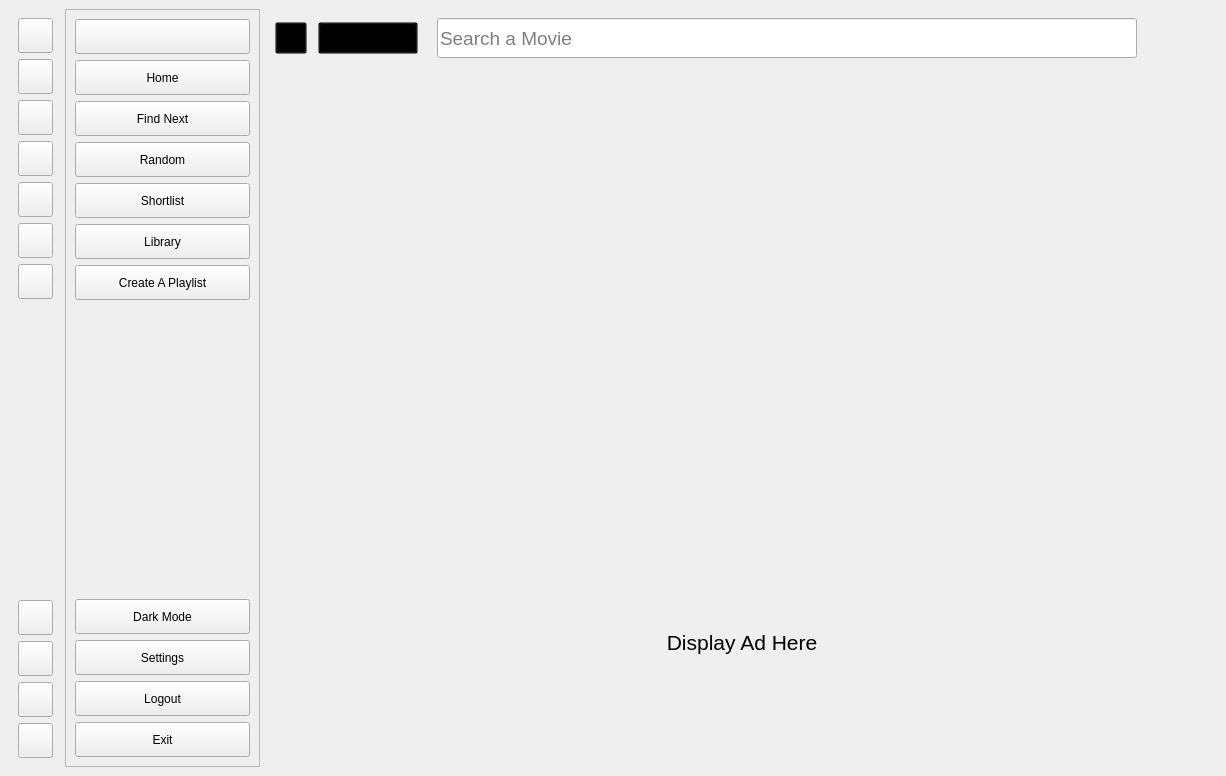
lakshya076/Cinematch, file UI/ui_main.ui: the form before one commit.
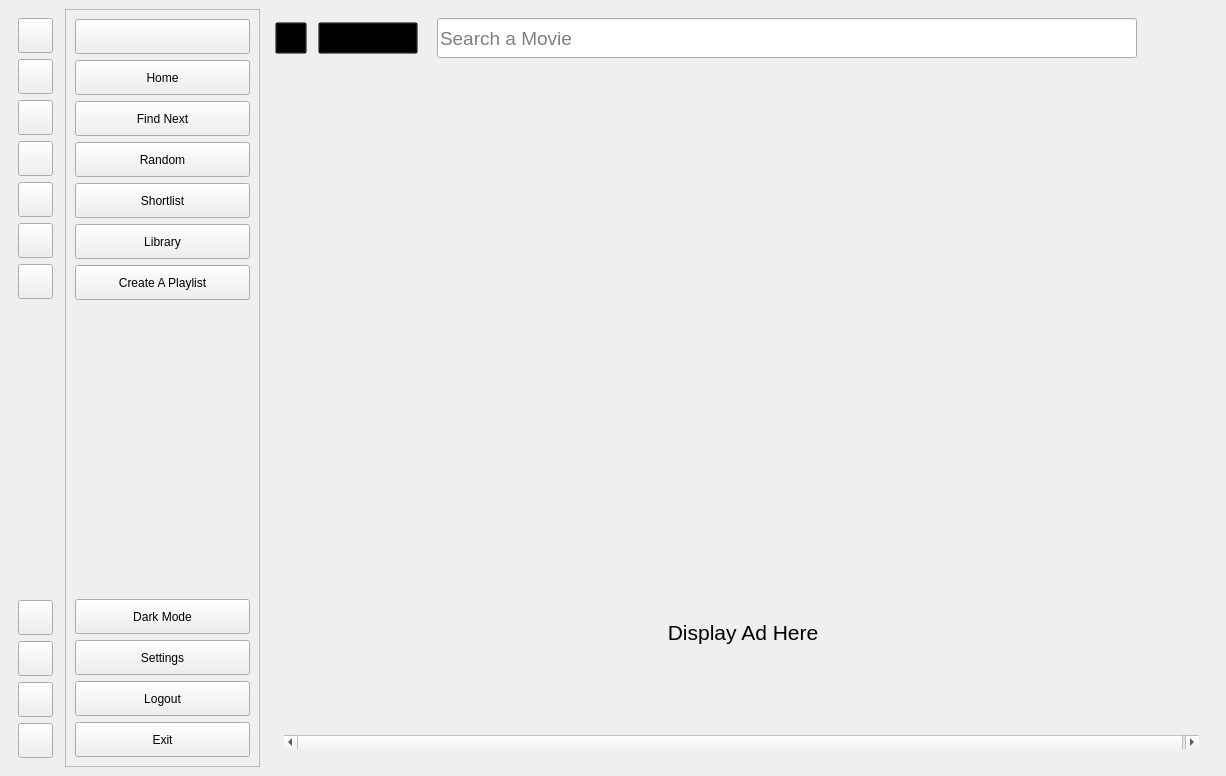
The form after the commit. The open tabs and pages were chosen to show the change. Icons and pictures are not drawn. Custom widgets are drawn as their Qt base class.

Patch:
```diff
--- a/UI/ui_main.ui
+++ b/UI/ui_main.ui
@@ -1560,8 +1560,8 @@
               <rect>
                <x>0</x>
                <y>0</y>
-                  <width>915</width>
-               <height>653</height>
+                  <width>932</width>
+                  <height>636</height>
               </rect>
              </property>
              <property name="styleSheet">
@@ -1599,7 +1599,7 @@
                   <rect>
                    <x>0</x>
                    <y>0</y>
-                      <width>897</width>
+                      <width>914</width>
                    <height>410</height>
                   </rect>
                  </property>
@@ -1626,13 +1626,13 @@
                           <widget class="QLabel" name="ad_search">
                               <property name="minimumSize">
                                   <size>
-                                      <width>300</width>
+                                      <width>900</width>
                                       <height>100</height>
                                   </size>
                               </property>
                               <property name="maximumSize">
                                   <size>
-                                      <width>300</width>
+                                      <width>900</width>
                                       <height>100</height>
                                   </size>
                               </property>
```
Left out of the diff: 27 changed lines with no effect on the pictures.
